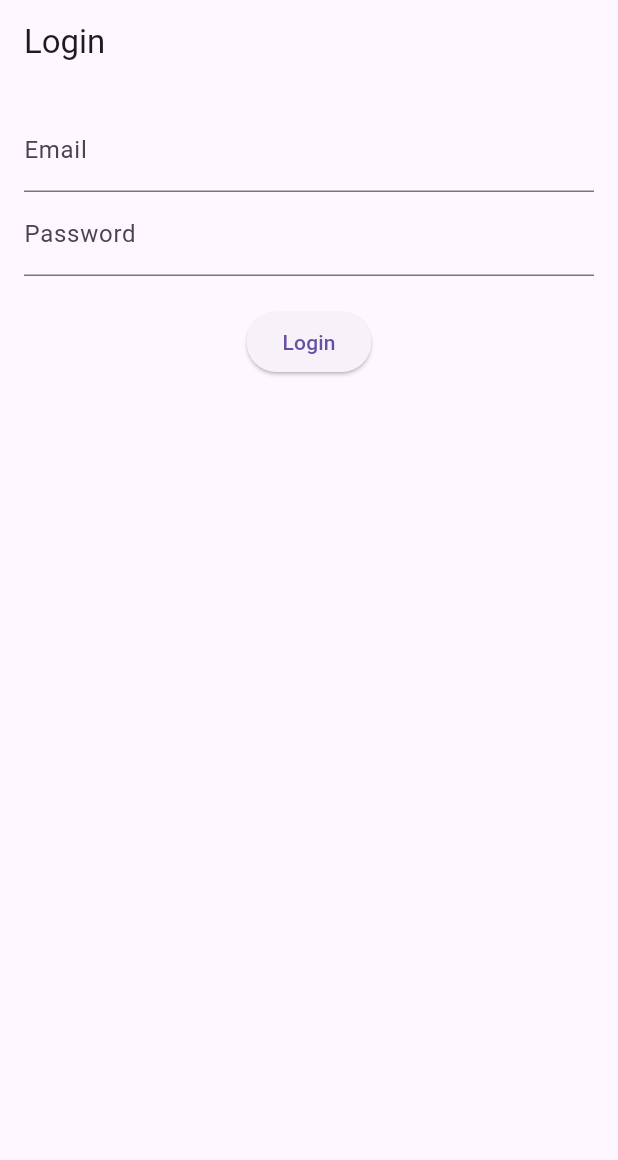
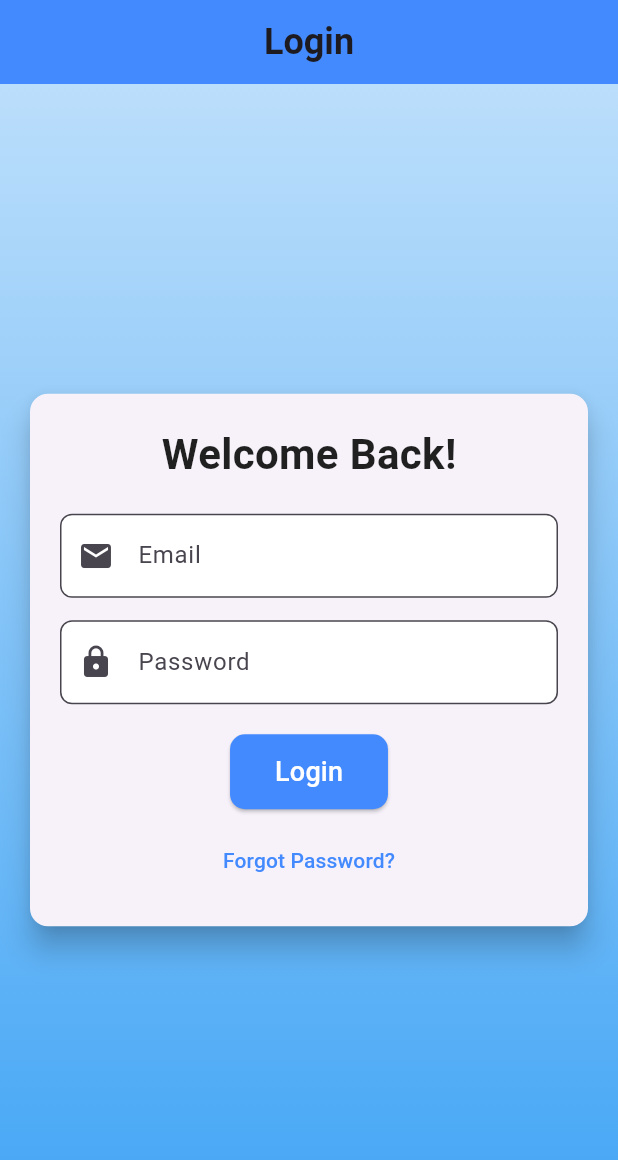
Before and after one commit to ATOROYO/food_delivery_app, a Flutter app: the screen it shows after launch, on a phone screen of 412 x 824 dp. Shown: the top 1160 px of the screen. Run offline on Flutter 3.47's test engine with Material 3 defaults, Android fonts, the phone set to English and light mode, and no system bars; our stand-ins replace cloud_firestore, firebase_auth, firebase_core, logger; accounts and stored records are empty.

Commit message:
Debuged the app and styled login_screen and navigation bar

```diff
--- a/lib/screens/login_screen.dart
+++ b/lib/screens/login_screen.dart
@@ -3,7 +3,6 @@ import 'package:firebase_auth/firebase_auth.dart';
 import 'package:logger/logger.dart';
 
 class LoginScreen extends StatefulWidget {
-  // const LoginScreen({Key? key}) : super(key: key);
   const LoginScreen({super.key});
 
   @override
@@ -14,7 +13,7 @@ class LoginScreenState extends State<LoginScreen> {
   final TextEditingController _emailController = TextEditingController();
   final TextEditingController _passwordController = TextEditingController();
   final FirebaseAuth _auth = FirebaseAuth.instance;
-  final Logger _logger = Logger(); // Create a logger instance
+  final Logger _logger = Logger();
 
   Future<void> _login() async {
     final email = _emailController.text.trim();
@@ -23,17 +22,16 @@ class LoginScreenState extends State<LoginScreen> {
     try {
       await _auth.signInWithEmailAndPassword(email: email, password: password);
 
-      if (!mounted) return; // Ensure the widget is still active
+      if (!mounted) return;
       ScaffoldMessenger.of(context).showSnackBar(
         const SnackBar(content: Text('Login successful!')),
       );
 
-      Navigator.pushReplacementNamed(
-          context, '/home'); // Navigate to home screen
+      Navigator.pushReplacementNamed(context, '/home');
     } catch (e) {
-      _logger.e('Login failed', e); // Log the error
+      _logger.e('Login failed: ${e.toString()}');
 
-      if (!mounted) return; // Ensure the widget is still active
+      if (!mounted) return;
       ScaffoldMessenger.of(context).showSnackBar(
         const SnackBar(content: Text('Login failed. Please try again.')),
       );
@@ -43,26 +41,99 @@ class LoginScreenState extends State<LoginScreen> {
   @override
   Widget build(BuildContext context) {
     return Scaffold(
-      appBar: AppBar(title: const Text('Login')),
-      body: Padding(
+      appBar: AppBar(
+        title: const Text(
+          'Login',
+          style: TextStyle(fontWeight: FontWeight.bold, fontSize: 24),
+        ),
+        backgroundColor: Colors.blueAccent,
+        centerTitle: true,
+      ),
+      body: Container(
+        decoration: BoxDecoration(
+          gradient: LinearGradient(
+            colors: [Colors.blue.shade100, Colors.blue.shade400],
+            begin: Alignment.topCenter,
+            end: Alignment.bottomCenter,
+          ),
+        ),
         padding: const EdgeInsets.all(16.0),
+        child: Center(
+          child: Card(
+            shape: RoundedRectangleBorder(
+              borderRadius: BorderRadius.circular(12.0),
+            ),
+            elevation: 8,
+            child: Padding(
+              padding: const EdgeInsets.all(20.0),
               child: Column(
+                mainAxisSize: MainAxisSize.min,
                 children: [
+                  const Text(
+                    'Welcome Back!',
+                    style: TextStyle(
+                      fontSize: 28,
+                      fontWeight: FontWeight.bold,
+                      color: Colors.black87,
+                    ),
+                  ),
+                  const SizedBox(height: 20),
                   TextField(
                     controller: _emailController,
-              decoration: const InputDecoration(labelText: 'Email'),
+                    decoration: InputDecoration(
+                      labelText: 'Email',
+                      border: OutlineInputBorder(
+                        borderRadius: BorderRadius.circular(8.0),
                       ),
+                      filled: true,
+                      fillColor: Colors.white,
+                      prefixIcon: const Icon(Icons.email),
+                    ),
+                  ),
+                  const SizedBox(height: 15),
                   TextField(
                     controller: _passwordController,
-              decoration: const InputDecoration(labelText: 'Password'),
+                    decoration: InputDecoration(
+                      labelText: 'Password',
+                      border: OutlineInputBorder(
+                        borderRadius: BorderRadius.circular(8.0),
+                      ),
+                      filled: true,
+                      fillColor: Colors.white,
+                      prefixIcon: const Icon(Icons.lock),
+                    ),
                     obscureText: true,
                   ),
                   const SizedBox(height: 20),
                   ElevatedButton(
                     onPressed: _login,
-              child: const Text('Login'),
+                    style: ElevatedButton.styleFrom(
+                      padding: const EdgeInsets.symmetric(
+                          vertical: 12.0, horizontal: 30.0),
+                      shape: RoundedRectangleBorder(
+                        borderRadius: BorderRadius.circular(10.0),
+                      ),
+                      backgroundColor: Colors.blueAccent,
+                    ),
+                    child: const Text(
+                      'Login',
+                      style: TextStyle(fontSize: 18, color: Colors.white),
+                    ),
+                  ),
+                  const SizedBox(height: 10),
+                  TextButton(
+                    onPressed: () {
+                      // Add navigation to sign-up page or forgot password here
+                    },
+                    child: const Text(
+                      'Forgot Password?',
+                      style: TextStyle(color: Colors.blueAccent),
+                    ),
                   ),
                 ],
+              ),
+            ),
+          ),
         ),
       ),
     );
--- a/lib/widgets/navigation_bar.dart
+++ b/lib/widgets/navigation_bar.dart
@@ -15,8 +15,8 @@ class NavigationBarState extends State<CustomNavigationBar> {
 
   final List<Widget> _screens = [
     HomeScreen(),
-    const CartScreen(),
-    const OrderHistoryScreen(),
+    CartScreen(),
+    OrderHistoryScreen(),
   ];
 
   void _onTabTapped(int index) {
@@ -46,6 +46,11 @@ class NavigationBarState extends State<CustomNavigationBar> {
             label: 'Orders',
           ),
         ],
+        selectedItemColor: Colors.blueAccent,
+        unselectedItemColor: Colors.grey,
+        backgroundColor: Colors.white,
+        type: BottomNavigationBarType.fixed,
+        elevation: 10,
       ),
     );
   }
```
Also changed, not shown: pubspec.yaml (+10 -8 lines), pubspec.lock. Lines whose indentation alone changed are shown as unchanged.
